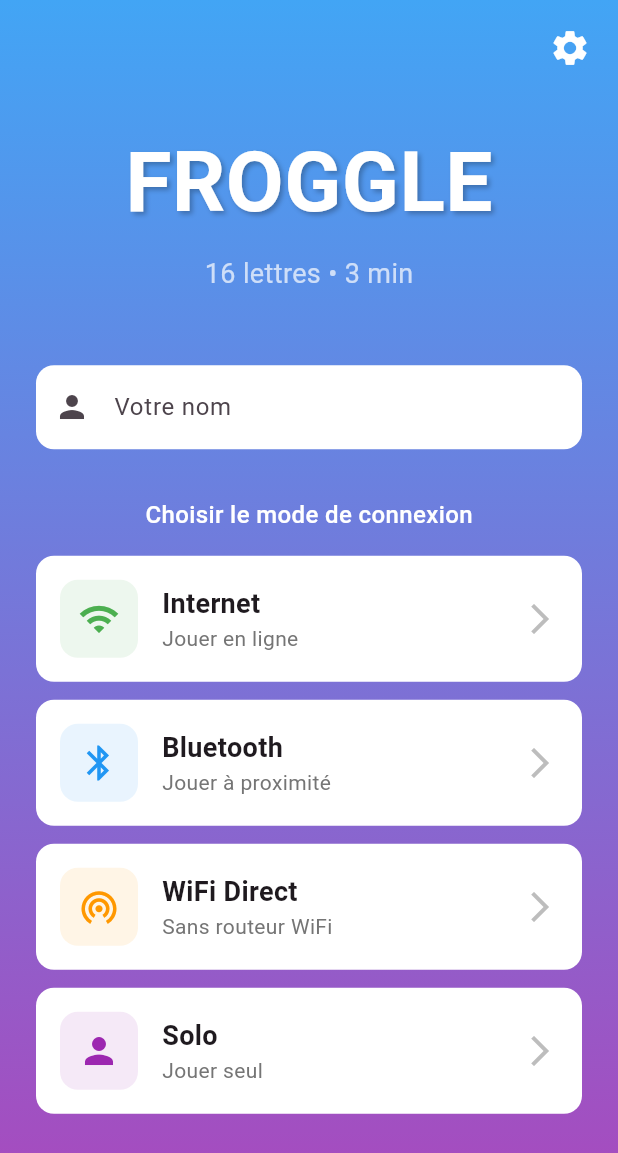
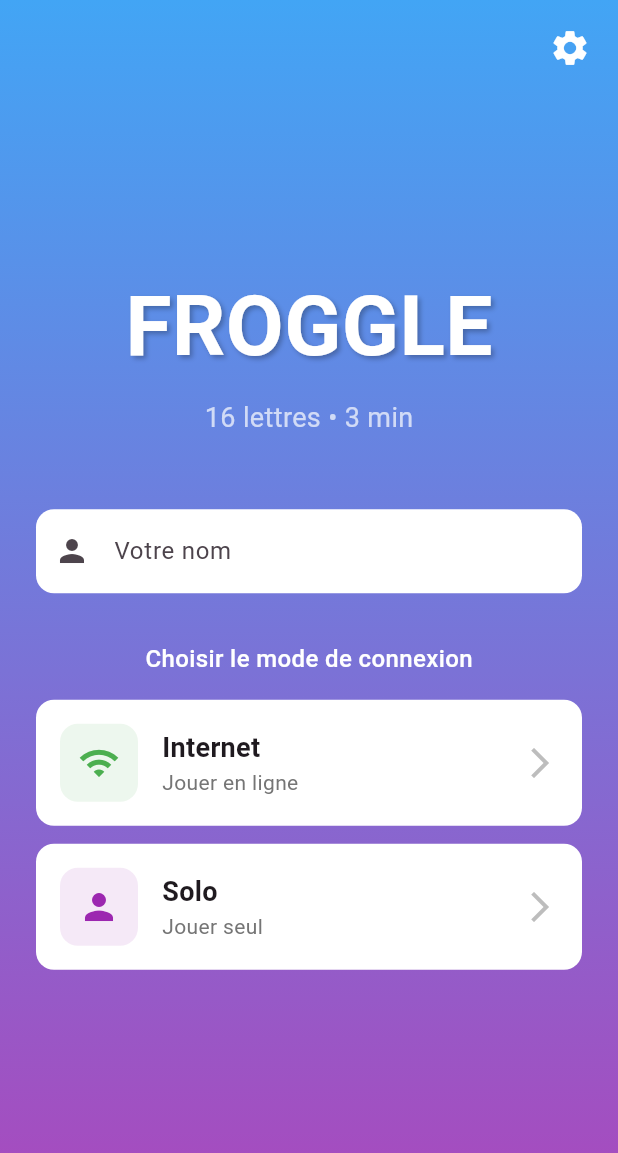
Before and after one commit to jojo8356/Boggle, a Flutter app: the screen it shows after launch, on a phone screen of 412 x 824 dp. Shown: the top 1153 px of the screen. Run offline on Flutter 3.47's test engine with Material 3 defaults, Android fonts, the phone set to English and light mode, and no system bars; our stand-ins replace flutter_blue_plus, shared_preferences; missing offline and left inert: flutter_p2p_connection.

Commit message:
delete unuse buttons

```diff
--- a/lib/screens/home_screen.dart
+++ b/lib/screens/home_screen.dart
@@ -3,7 +3,6 @@ import 'package:provider/provider.dart';
 import '../services/game_provider.dart';
 import '../services/settings_service.dart';
 import '../utils/constants.dart';
-import '../utils/platform_utils.dart';
 import 'lobby_screen.dart';
 import 'game_screen.dart';
 import 'settings_screen.dart';
@@ -170,29 +169,6 @@ class _HomeScreenState extends State<HomeScreen> {
                       color: Colors.green,
                       onTap: () => _showConnectionDialog(ConnectionType.internet),
                     ),
-                    // Bluetooth - uniquement sur mobile
-                    if (PlatformUtils.isBluetoothSupported) ...[
-                      const SizedBox(height: 12),
-                      _ConnectionButton(
-                        icon: Icons.bluetooth,
-                        label: 'Bluetooth',
-                        description: 'Jouer à proximité',
-                        color: Colors.blue,
-                        onTap: () => _showConnectionDialog(ConnectionType.bluetooth),
-                      ),
-                    ],
-                    // WiFi Direct - uniquement sur mobile
-                    if (PlatformUtils.isWifiDirectSupported) ...[
-                      const SizedBox(height: 12),
-                      _ConnectionButton(
-                        icon: Icons.wifi_tethering,
-                        label: 'WiFi Direct',
-                        description: 'Sans routeur WiFi',
-                        color: Colors.orange,
-                        onTap: () => _showConnectionDialog(ConnectionType.wifiDirect),
-                      ),
-                    ],
-                    // Mode solo
                     const SizedBox(height: 12),
                     _ConnectionButton(
                       icon: Icons.person,
```
